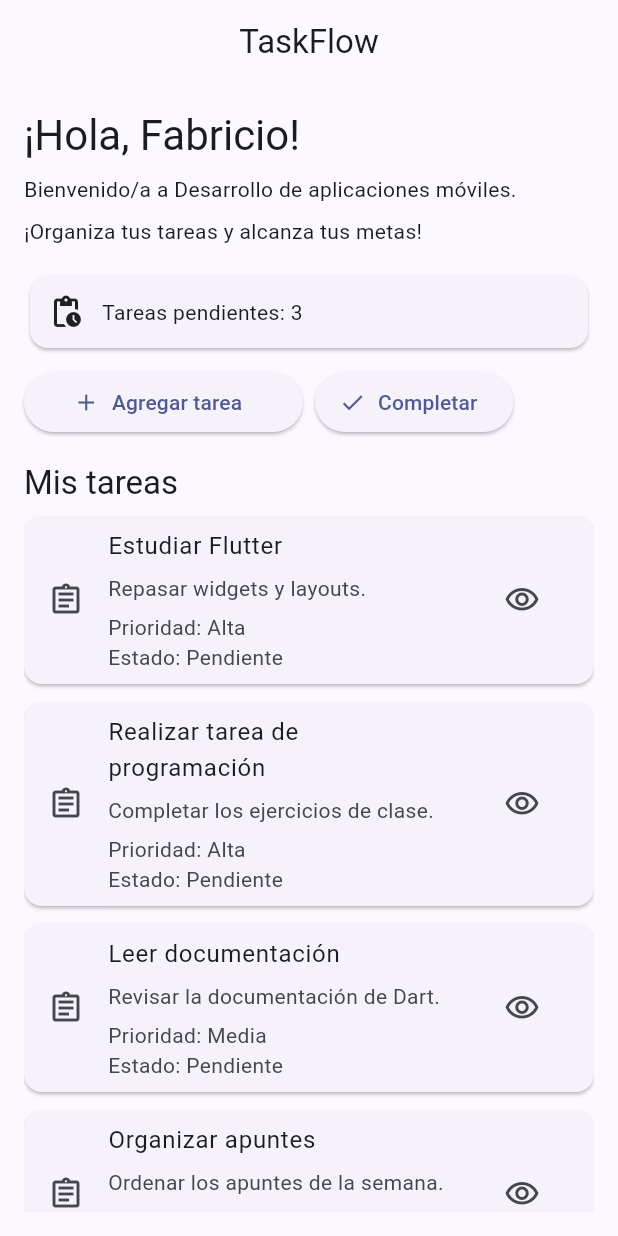
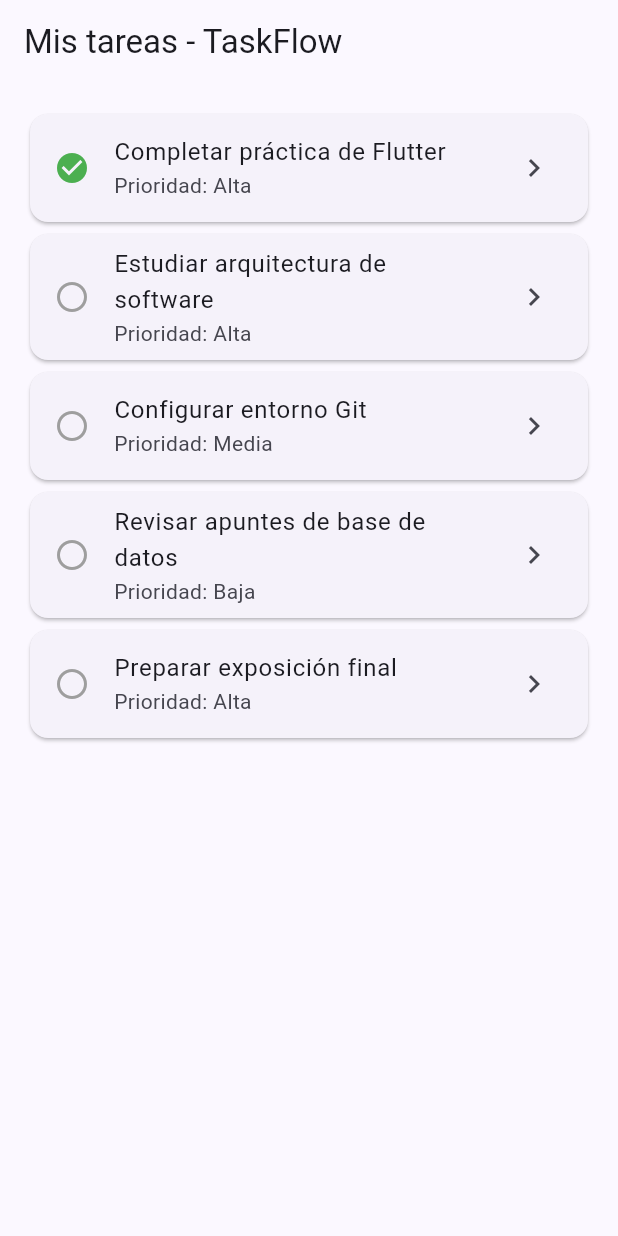
Before and after one commit to Fabrisanta/taskflow, a Flutter app: the screen it shows after launch, on a phone screen of 412 x 824 dp. Run offline on Flutter 3.47's test engine with Material 3 defaults, Android fonts, the phone set to English and light mode, and no system bars; our stand-ins replace go_router.

Commit message:
docs: definir alcance y modelo de TaskFlow

```diff
--- a/lib/main.dart
+++ b/lib/main.dart
@@ -1,102 +1,72 @@
-
 import 'package:flutter/material.dart';
 import 'package:go_router/go_router.dart';
+
+import 'task.dart';
 
 void main() {
   runApp(const TaskFlowApp());
 }
 
-// Modelo de tarea
-class Task {
-  final int id;
-  final String title;
-  final String description;
-  final String priority;
-  final String status;
-
-  const Task({
-    required this.id,
-    required this.title,
-    required this.description,
-    required this.priority,
-    required this.status,
-  });
-}
-
-// Cinco tareas de prueba
-const List<Task> tasks = [
+// 5 tareas propias con IDs únicos y userId asignado
+const demoTasks = <Task>[
   Task(
     id: 1,
-    title: 'Estudiar Flutter',
-    description: 'Repasar widgets y layouts.',
+    title: 'Completar práctica de Flutter',
+    description: 'Implementar el modelo de datos y rutas en TaskFlow',
     priority: 'Alta',
-    status: 'Pendiente',
+    isCompleted: true,
+    userId: 1,
   ),
   Task(
     id: 2,
-    title: 'Realizar tarea de programación',
-    description: 'Completar los ejercicios de clase.',
+    title: 'Estudiar arquitectura de software',
+    description: 'Repasar principios de diseño modular y patrones',
     priority: 'Alta',
-    status: 'Pendiente',
+    isCompleted: false,
+    userId: 1,
   ),
   Task(
     id: 3,
-    title: 'Leer documentación',
-    description: 'Revisar la documentación de Dart.',
+    title: 'Configurar entorno Git',
+    description: 'Subir los cambios recientes al repositorio remoto',
     priority: 'Media',
-    status: 'Pendiente',
+    isCompleted: false,
+    userId: 1,
   ),
   Task(
     id: 4,
-    title: 'Organizar apuntes',
-    description: 'Ordenar los apuntes de la semana.',
+    title: 'Revisar apuntes de base de datos',
+    description: 'Verificar consultas y relaciones en las tablas',
     priority: 'Baja',
-    status: 'Completada',
+    isCompleted: false,
+    userId: 1,
   ),
   Task(
     id: 5,
-    title: 'Preparar exposición',
-    description: 'Revisar los temas para presentar.',
-    priority: 'Media',
-    status: 'Pendiente',
+    title: 'Preparar exposición final',
+    description: 'Organizar diapositivas y el flujo de la presentación',
+    priority: 'Alta',
+    isCompleted: false,
+    userId: 1,
   ),
 ];
 
-// Configuración de rutas
-final GoRouter router = GoRouter(
-  routes: [
-    GoRoute(
-      path: '/',
-      builder: (context, state) => const WelcomeScreen(),
-      routes: [
-        GoRoute(
-          path: 'task/:id',
-          builder: (context, state) {
-            final id = int.tryParse(
-              state.pathParameters['id'] ?? '',
-            );
-
-            Task? selectedTask;
-
-            for (final task in tasks) {
-              if (task.id == id) {
-                selectedTask = task;
-                break;
+Task? findTask(int? id) {
+  for (final task in demoTasks) {
+    if (task.id == id) return task;
   }
+  return null;
 }
 
-            if (selectedTask == null) {
-              return const Scaffold(
-                body: Center(
-                  child: Text('Tarea no encontrada'),
-                ),
-              );
-            }
-
-            return TaskDetailScreen(task: selectedTask);
+final appRouter = GoRouter(
+  routes: [
+    GoRoute(path: '/', builder: (context, state) => const TaskListScreen()),
+    GoRoute(
+      path: '/task/:id',
+      builder: (context, state) {
+        final id = int.tryParse(state.pathParameters['id'] ?? '');
+        return TaskDetailScreen(task: findTask(id));
       },
-        ),
-      ],
     ),
   ],
 );
@@ -110,221 +80,84 @@ class TaskFlowApp extends StatelessWidget {
       debugShowCheckedModeBanner: false,
       title: 'TaskFlow',
       theme: ThemeData(
-        colorScheme: ColorScheme.fromSeed(
-          seedColor: Colors.indigo,
+        colorScheme: ColorScheme.fromSeed(seedColor: Colors.indigo),
       ),
-        useMaterial3: true,
-      ),
-      routerConfig: router,
+      routerConfig: appRouter,
     );
   }
 }
 
-// Componente reutilizable
-class TaskCard extends StatelessWidget {
-  final Task task;
-
-  const TaskCard({
-    super.key,
-    required this.task,
-  });
+class TaskListScreen extends StatelessWidget {
+  const TaskListScreen({super.key});
 
   @override
   Widget build(BuildContext context) {
+    return Scaffold(
+      appBar: AppBar(title: const Text('Mis tareas - TaskFlow')),
+      body: ListView.builder(
+        padding: const EdgeInsets.all(16),
+        itemCount: demoTasks.length,
+        itemBuilder: (context, index) {
+          final task = demoTasks[index];
           return Card(
-      margin: const EdgeInsets.only(bottom: 12),
             child: ListTile(
-        onTap: () {
-          context.push('/task/${task.id}');
+              leading: Icon(
+                task.isCompleted
+                    ? Icons.check_circle
+                    : Icons.radio_button_unchecked,
+                color: task.isCompleted ? Colors.green : Colors.grey,
+              ),
+              title: Text(task.title),
+              subtitle: Text('Prioridad: ${task.priority}'),
+              trailing: const Icon(Icons.chevron_right),
+              onTap: () => context.push('/task/${task.id}'),
+            ),
+          );
         },
-        leading: const Icon(Icons.assignment_outlined),
-        title: Text(task.title),
-        subtitle: Column(
-          crossAxisAlignment: CrossAxisAlignment.start,
-          children: [
-            const SizedBox(height: 6),
-            Text(task.description),
-            const SizedBox(height: 6),
-            Text('Prioridad: ${task.priority}'),
-            Text('Estado: ${task.status}'),
-          ],
-        ),
-        trailing: IconButton(
-          icon: const Icon(Icons.visibility_outlined),
-          tooltip: 'Ver detalle',
-          onPressed: () {
-            context.push('/task/${task.id}');
-          },
-        ),
       ),
     );
   }
 }
 
-// Pantalla principal con listado
-class WelcomeScreen extends StatefulWidget {
-  const WelcomeScreen({super.key});
+class TaskDetailScreen extends StatelessWidget {
+  const TaskDetailScreen({super.key, required this.task});
 
-  @override
-  State<WelcomeScreen> createState() => _WelcomeScreenState();
-}
-
-class _WelcomeScreenState extends State<WelcomeScreen> {
-  final String studentName = 'Fabricio';
-  final String courseName = 'Desarrollo de aplicaciones móviles';
-
-  int pendingTasks = 3;
-
-  void addTask() {
-    setState(() {
-      pendingTasks++;
-    });
-  }
-
-  void completeTask() {
-    if (pendingTasks == 0) return;
-
-    setState(() {
-      pendingTasks--;
-    });
-  }
+  final Task? task;
 
   @override
   Widget build(BuildContext context) {
+    final selected = task;
     return Scaffold(
-      appBar: AppBar(
-        title: const Text('TaskFlow'),
-        centerTitle: true,
-      ),
+      appBar: AppBar(title: const Text('Detalle de tarea')),
       body: Padding(
-        padding: const EdgeInsets.all(16),
-        child: Column(
+        padding: const EdgeInsets.all(24),
+        child: selected == null
+            ? const Text('No se encontró esta tarea.')
+            : Column(
                 crossAxisAlignment: CrossAxisAlignment.start,
                 children: [
                   Text(
-              '¡Hola, $studentName!',
-              style: Theme.of(context).textTheme.headlineMedium,
-            ),
-            const SizedBox(height: 8),
-            Text('Bienvenido/a a $courseName.'),
-            const SizedBox(height: 8),
-            const Text(
-              '¡Organiza tus tareas y alcanza tus metas!',
-            ),
-            const SizedBox(height: 16),
-            Card(
-              child: Padding(
-                padding: const EdgeInsets.all(12),
-                child: Row(
-                  children: [
-                    const Icon(Icons.pending_actions),
-                    const SizedBox(width: 12),
-                    Expanded(
-                      child: Text(
-                        'Tareas pendientes: $pendingTasks',
-                      ),
-                    ),
-                  ],
-                ),
-              ),
-            ),
-            const SizedBox(height: 8),
-            Row(
-              children: [
-                Expanded(
-                  child: ElevatedButton.icon(
-                    onPressed: addTask,
-                    icon: const Icon(Icons.add),
-                    label: const Text('Agregar tarea'),
-                  ),
-                ),
-                const SizedBox(width: 8),
-                Flexible(
-                  child: ElevatedButton.icon(
-                    onPressed:
-                        pendingTasks > 0 ? completeTask : null,
-                    icon: const Icon(Icons.check),
-                    label: const Text('Completar'),
-                  ),
-                ),
-              ],
+                    selected.title,
+                    style: Theme.of(context).textTheme.headlineSmall,
                   ),
                   const SizedBox(height: 16),
                   Text(
-              'Mis tareas',
-              style: Theme.of(context).textTheme.titleLarge,
+                    selected.description,
+                    style: Theme.of(context).textTheme.bodyLarge,
+                  ),
+                  const SizedBox(height: 24),
+                  Text('Prioridad: ${selected.priority}'),
+                  const SizedBox(height: 8),
+                  Text(
+                    selected.isCompleted
+                        ? 'Estado: completada'
+                        : 'Estado: pendiente',
                   ),
                   const SizedBox(height: 8),
-            Expanded(
-              child: ListView.builder(
-                itemCount: tasks.length,
-                itemBuilder: (context, index) {
-                  return TaskCard(
-                    task: tasks[index],
-                  );
-                },
-              ),
-            ),
+                  Text('Usuario ID: ${selected.userId}'),
                 ],
               ),
       ),
     );
   }
 }
-
-// Pantalla de detalle
-class TaskDetailScreen extends StatelessWidget {
-  final Task task;
-
-  const TaskDetailScreen({
-    super.key,
-    required this.task,
-  });
-
-  @override
-  Widget build(BuildContext context) {
-    return Scaffold(
-      appBar: AppBar(
-        title: const Text('Detalle de tarea'),
-        leading: IconButton(
-          icon: const Icon(Icons.arrow_back),
-          onPressed: () {
-            context.pop();
-          },
-        ),
-      ),
-      body: Padding(
-        padding: const EdgeInsets.all(24),
-        child: Column(
-          crossAxisAlignment: CrossAxisAlignment.start,
-          children: [
-            Text(
-              task.title,
-              style: Theme.of(context).textTheme.headlineMedium,
-            ),
-            const SizedBox(height: 20),
-            Text(
-              'Descripción',
-              style: Theme.of(context).textTheme.titleMedium,
-            ),
-            const SizedBox(height: 8),
-            Text(task.description),
-            const SizedBox(height: 20),
-            Text(
-              'Prioridad: ${task.priority}',
-            ),
-            const SizedBox(height: 12),
-            Text(
-              'Estado: ${task.status}',
-            ),
-            const SizedBox(height: 24),
-            Text(
-              'Identificador: ${task.id}',
-              style: Theme.of(context).textTheme.bodySmall,
-            ),
-          ],
-        ),
-      ),
-    );
-  }
-}
```
Also changed, not shown: lib/task.dart (added, +28 -0 lines), 2 other files. Lines whose indentation alone changed are shown as unchanged.
